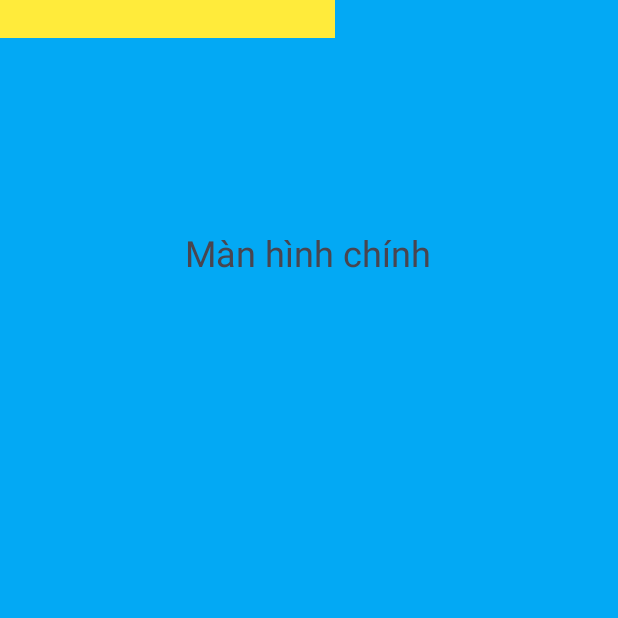
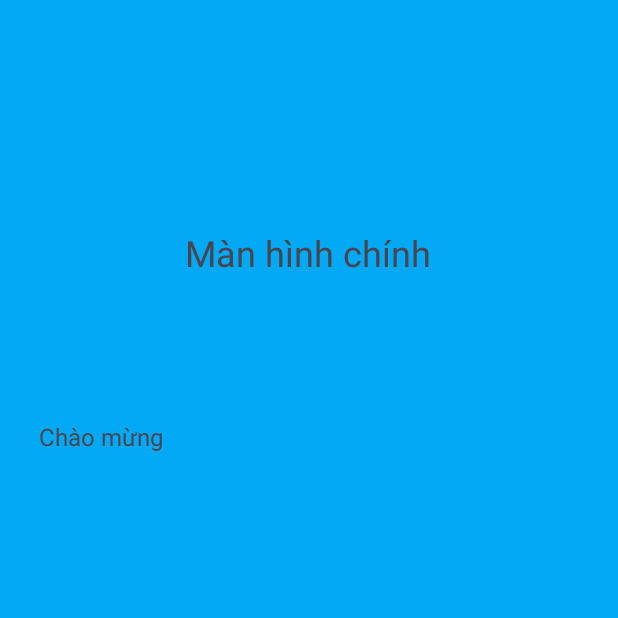
Before and after one commit to ngotrongtin/63131452_AndroidProgramming, an Android app: the HomeActivity screen opened directly, with no data from a screen before it, on a phone screen of 412 x 824 dp, the top half of it. Run offline under Robolectric (Android 15) with nearby library versions, the phone set to English and light mode, and no system bars.

Commit message:
intent VD2 completed

```diff
--- a/IntentVD2/app/src/main/java/com/example/intentvd2/HomeActivity.java
+++ b/IntentVD2/app/src/main/java/com/example/intentvd2/HomeActivity.java
@@ -2,7 +2,10 @@ package com.example.intentvd2;
 
 import androidx.appcompat.app.AppCompatActivity;
 
+import android.annotation.SuppressLint;
+import android.content.Intent;
 import android.os.Bundle;
+import android.widget.TextView;
 
 public class HomeActivity extends AppCompatActivity {
 
@@ -10,5 +13,11 @@ public class HomeActivity extends AppCompatActivity {
     protected void onCreate(Bundle savedInstanceState) {
         super.onCreate(savedInstanceState);
         setContentView(R.layout.activity_home);
+
+        TextView userNameOutput = findViewById(R.id.nameLabel);
+        Intent Ilogin = getIntent();
+        String userName = Ilogin.getStringExtra("userName");
+
+        userNameOutput.setText(userName);
     }
 }
--- a/IntentVD2/app/src/main/res/layout/activity_home.xml
+++ b/IntentVD2/app/src/main/res/layout/activity_home.xml
@@ -23,26 +23,35 @@
         android:id="@+id/textView6"
         android:layout_width="wrap_content"
         android:layout_height="wrap_content"
+        android:layout_marginTop="280dp"
         android:text="Chào mừng"
         android:textSize="16sp"
-        tools:layout_editor_absoluteX="36dp"
-        tools:layout_editor_absoluteY="279dp" />
-
-    <TextView
-        android:id="@+id/textView7"
-        android:layout_width="223dp"
-        android:layout_height="25dp"
-        android:background="#FFEB3B"
-        android:paddingTop="5px"
-        android:textAlignment="center"
-        tools:layout_editor_absoluteX="133dp"
-        tools:layout_editor_absoluteY="278dp" />
+        app:layout_constraintEnd_toEndOf="parent"
+        app:layout_constraintHorizontal_bias="0.079"
+        app:layout_constraintStart_toStartOf="parent"
+        app:layout_constraintTop_toTopOf="parent" />
 
     <ImageView
         android:id="@+id/imageView"
         android:layout_width="wrap_content"
         android:layout_height="wrap_content"
-        tools:layout_editor_absoluteX="138dp"
-        tools:layout_editor_absoluteY="426dp"
+        android:layout_marginTop="176dp"
+        app:layout_constraintEnd_toEndOf="parent"
+        app:layout_constraintHorizontal_bias="0.459"
+        app:layout_constraintStart_toStartOf="parent"
+        app:layout_constraintTop_toBottomOf="@+id/nameLabel"
         tools:srcCompat="@tools:sample/avatars" />
+
+    <TextView
+        android:id="@+id/nameLabel"
+        android:layout_width="wrap_content"
+        android:layout_height="wrap_content"
+        android:layout_marginTop="96dp"
+        android:padding="20px"
+        app:layout_constraintBottom_toBottomOf="parent"
+        app:layout_constraintEnd_toEndOf="parent"
+        app:layout_constraintHorizontal_bias="0.271"
+        app:layout_constraintStart_toEndOf="@+id/textView6"
+        app:layout_constraintTop_toBottomOf="@+id/textView5"
+        app:layout_constraintVertical_bias="0.0" />
 </androidx.constraintlayout.widget.ConstraintLayout>
--- a/IntentVD2/app/src/main/res/layout/activity_main.xml
+++ b/IntentVD2/app/src/main/res/layout/activity_main.xml
@@ -24,6 +24,7 @@
         android:layout_width="wrap_content"
         android:layout_height="wrap_content"
         android:layout_marginTop="152dp"
+        android:onClick="SwitchToLogin"
         android:text="Đăng Nhập"
         app:layout_constraintEnd_toEndOf="parent"
         app:layout_constraintStart_toStartOf="parent"
```
Also changed, not shown: IntentVD2/app/src/main/java/com/example/intentvd2/LoginActivity.java (+28 -0 lines), IntentVD2/app/src/main/java/com/example/intentvd2/MainActivity.java (+8 -0 lines), IntentVD2/app/src/main/res/layout/activity_login.xml (+6 -2 lines).
